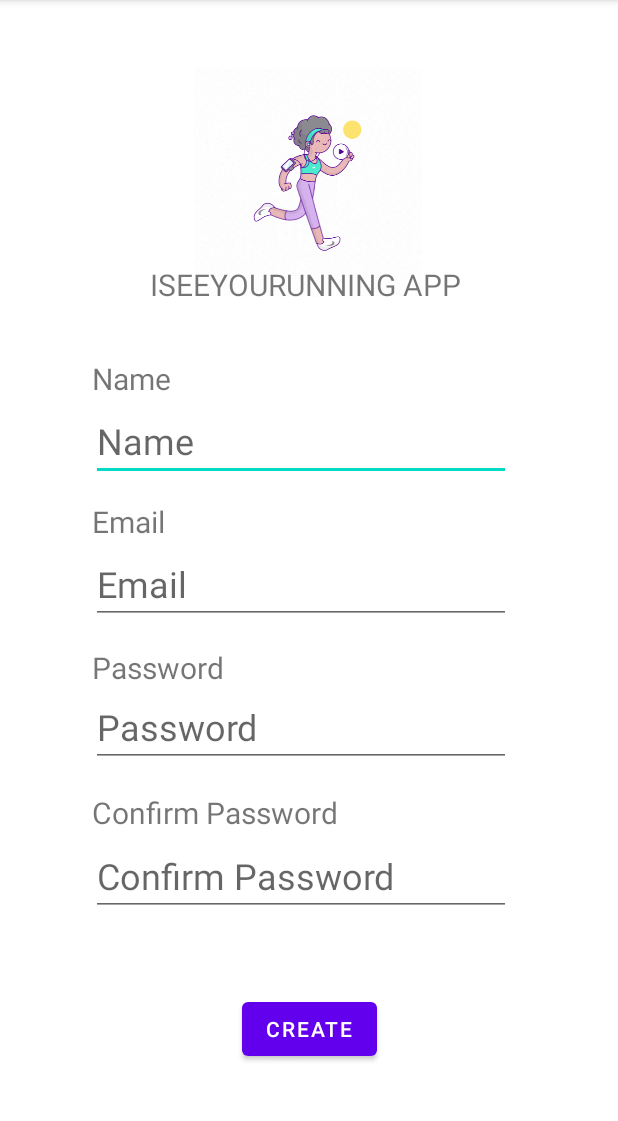
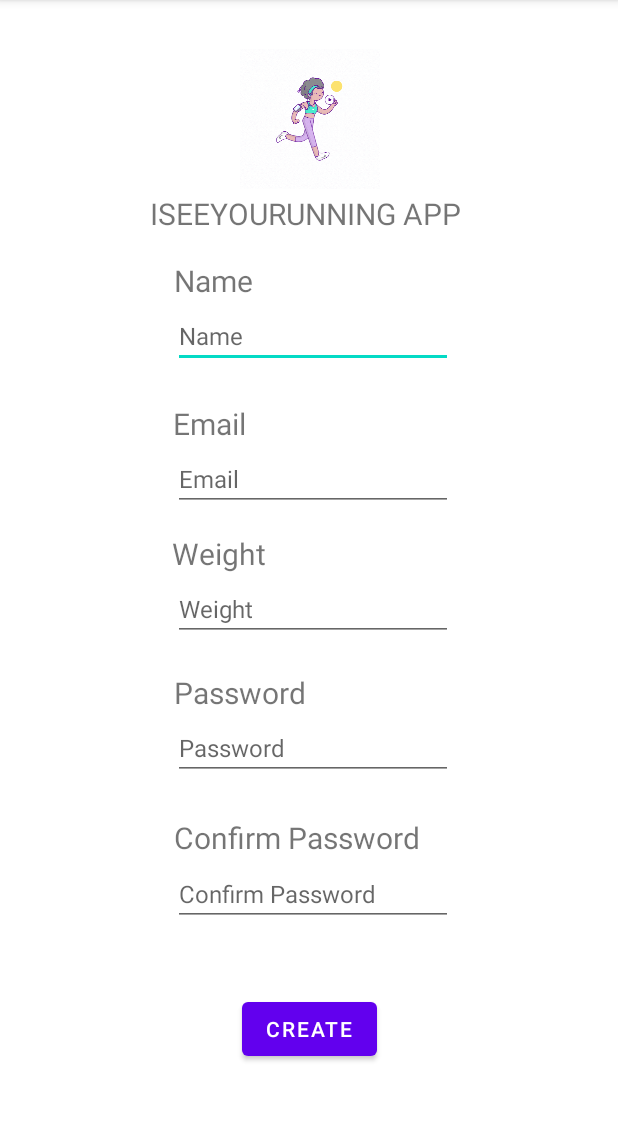
Before and after one commit to henly09/CC106_FinalProject_Montera, an Android app: the screen it shows after launch (RegisterActivity), after a tap on "REGISTER", on a phone screen of 412 x 824 dp, the part 84-1205 px from its top. Run offline under Robolectric (Android 15) with nearby library versions, the phone set to English and light mode, and no system bars.

Commit message:
Initial Commit

```diff
--- a/app/src/main/java/com/hcdc/cc106_finalproject_montera/DataAdapter.java
+++ b/app/src/main/java/com/hcdc/cc106_finalproject_montera/DataAdapter.java
@@ -15,12 +15,10 @@ public class DataAdapter extends RecyclerView.Adapter<DataAdapter.DataView>{
 
     private ArrayList<UserStats_Model> modelArrayList;
     private Context context;
-    SQLiteDatabase myDB;
 
     public DataAdapter(ArrayList<UserStats_Model> modelArrayList,Context context){
         this.modelArrayList = modelArrayList;
         this.context = context;
-        myDB = context.openOrCreateDatabase("cc106_pedometer.db", 0, null);
     }
 
     @NonNull
--- a/app/src/main/java/com/hcdc/cc106_finalproject_montera/LoginActivity.java
+++ b/app/src/main/java/com/hcdc/cc106_finalproject_montera/LoginActivity.java
@@ -46,7 +46,8 @@ public class LoginActivity extends AppCompatActivity {
                 "calories_burned integer," +
                 "steps_count integer," +
                 "distance integer," +
-                "created_at varchar(255)" +
+                "created_at varchar(255)," +
+                "duration varchar(255)" +
                 ")");
 
         myDB.close();
--- a/app/src/main/java/com/hcdc/cc106_finalproject_montera/RegisterActivity.java
+++ b/app/src/main/java/com/hcdc/cc106_finalproject_montera/RegisterActivity.java
@@ -13,7 +13,7 @@ import android.widget.Toast;
 public class RegisterActivity extends AppCompatActivity {
 
     SQLiteDatabase myDB;
-    EditText name, emailregistermain, passwordregistermain, confirmpassword;
+    EditText name, emailregistermain, passwordregistermain, confirmpassword,kg;
     Button createuser;
 
     @Override
@@ -25,11 +25,12 @@ public class RegisterActivity extends AppCompatActivity {
         emailregistermain = findViewById(R.id.emailregister);
         passwordregistermain = findViewById(R.id.passwordregister);
         confirmpassword = findViewById(R.id.confirmpassword);
+        kg = findViewById(R.id.weight);
         createuser = findViewById(R.id.createuser);
 
         createuser.setOnClickListener(view -> {
             if (passwordregistermain.getText().toString().equals(confirmpassword.getText().toString())){
-                register(emailregistermain.getText().toString(),passwordregistermain.getText().toString(),name.getText().toString());
+                register(emailregistermain.getText().toString(),passwordregistermain.getText().toString(),name.getText().toString(),kg.getText().toString(),"0");
             }
             else{
                 Toast.makeText(this, "Your Password and Confirm Password are not the same", Toast.LENGTH_SHORT).show();
@@ -38,7 +39,7 @@ public class RegisterActivity extends AppCompatActivity {
 
     }
 
-    public void register(String email, String password, String name){
+    public void register(String email, String password, String name, String kg, String sessions){
 
     try {
         myDB = openOrCreateDatabase("cc106_pedometer.db", 0, null);
@@ -46,6 +47,8 @@ public class RegisterActivity extends AppCompatActivity {
         cv.put("name", name);
         cv.put("email", password);
         cv.put("password", email);
+        cv.put("user_kg", kg);
+        cv.put("count_sessions", sessions);
         myDB.insert("useracc", null, cv);
         myDB.close();
         Intent intent = new Intent(RegisterActivity.this, LoginActivity.class);
--- a/app/src/main/res/layout/activity_register.xml
+++ b/app/src/main/res/layout/activity_register.xml
@@ -13,13 +13,56 @@
         android:ems="10"
         android:hint="Name"
         android:inputType="textPersonName"
-        android:textSize="24sp"
+        android:textSize="16sp"
         app:layout_constraintBottom_toBottomOf="parent"
         app:layout_constraintEnd_toEndOf="parent"
-        app:layout_constraintHorizontal_bias="0.458"
+        app:layout_constraintHorizontal_bias="0.513"
         app:layout_constraintStart_toStartOf="parent"
         app:layout_constraintTop_toTopOf="parent"
-        app:layout_constraintVertical_bias="0.374" />
+        app:layout_constraintVertical_bias="0.279" />
+
+    <TextView
+        android:id="@+id/textView14"
+        android:layout_width="wrap_content"
+        android:layout_height="wrap_content"
+        android:text="Name"
+        android:textSize="20sp"
+        app:layout_constraintBottom_toBottomOf="parent"
+        app:layout_constraintEnd_toEndOf="parent"
+        app:layout_constraintHorizontal_bias="0.322"
+        app:layout_constraintStart_toStartOf="parent"
+        app:layout_constraintTop_toTopOf="parent"
+        app:layout_constraintVertical_bias="0.234" />
+
+    <EditText
+        android:id="@+id/emailregister"
+        android:layout_width="wrap_content"
+        android:layout_height="wrap_content"
+        android:ems="10"
+        android:hint="Email"
+        android:inputType="textPersonName"
+        android:textSize="16sp"
+        app:layout_constraintBottom_toBottomOf="parent"
+        app:layout_constraintEnd_toEndOf="parent"
+        app:layout_constraintHorizontal_bias="0.513"
+        app:layout_constraintStart_toStartOf="parent"
+        app:layout_constraintTop_toTopOf="parent"
+        app:layout_constraintVertical_bias="0.411" />
+
+    <EditText
+        android:id="@+id/weight"
+        android:layout_width="wrap_content"
+        android:layout_height="wrap_content"
+        android:ems="10"
+        android:hint="Weight"
+        android:inputType="number"
+        android:textSize="16sp"
+        app:layout_constraintBottom_toBottomOf="parent"
+        app:layout_constraintEnd_toEndOf="parent"
+        app:layout_constraintHorizontal_bias="0.513"
+        app:layout_constraintStart_toStartOf="parent"
+        app:layout_constraintTop_toTopOf="parent"
+        app:layout_constraintVertical_bias="0.53" />
 
     <EditText
         android:id="@+id/passwordregister"
@@ -29,13 +72,42 @@
         android:hint="Password"
         android:inputType="textPersonName|textPassword"
         android:password="true"
-        android:textSize="24sp"
+        android:textSize="16sp"
         app:layout_constraintBottom_toBottomOf="parent"
         app:layout_constraintEnd_toEndOf="parent"
-        app:layout_constraintHorizontal_bias="0.458"
+        app:layout_constraintHorizontal_bias="0.513"
         app:layout_constraintStart_toStartOf="parent"
         app:layout_constraintTop_toTopOf="parent"
-        app:layout_constraintVertical_bias="0.641" />
+        app:layout_constraintVertical_bias="0.658" />
+
+    <EditText
+        android:id="@+id/confirmpassword"
+        android:layout_width="wrap_content"
+        android:layout_height="wrap_content"
+        android:ems="10"
+        android:hint="Confirm Password"
+        android:inputType="textPersonName|textPassword"
+        android:password="true"
+        android:textSize="16sp"
+        app:layout_constraintBottom_toBottomOf="parent"
+        app:layout_constraintEnd_toEndOf="parent"
+        app:layout_constraintHorizontal_bias="0.513"
+        app:layout_constraintStart_toStartOf="parent"
+        app:layout_constraintTop_toTopOf="parent"
+        app:layout_constraintVertical_bias="0.792" />
+
+    <TextView
+        android:id="@+id/textView13"
+        android:layout_width="wrap_content"
+        android:layout_height="wrap_content"
+        android:text="Confirm Password"
+        android:textSize="20sp"
+        app:layout_constraintBottom_toBottomOf="parent"
+        app:layout_constraintEnd_toEndOf="parent"
+        app:layout_constraintHorizontal_bias="0.467"
+        app:layout_constraintStart_toStartOf="parent"
+        app:layout_constraintTop_toTopOf="parent"
+        app:layout_constraintVertical_bias="0.735" />
 
     <TextView
         android:id="@+id/textView11"
@@ -45,23 +117,10 @@
         android:textSize="20sp"
         app:layout_constraintBottom_toBottomOf="parent"
         app:layout_constraintEnd_toEndOf="parent"
-        app:layout_constraintHorizontal_bias="0.189"
+        app:layout_constraintHorizontal_bias="0.357"
         app:layout_constraintStart_toStartOf="parent"
         app:layout_constraintTop_toTopOf="parent"
-        app:layout_constraintVertical_bias="0.582" />
-
-    <TextView
-        android:id="@+id/textView13"
-        android:layout_width="wrap_content"
-        android:layout_height="wrap_content"
-        android:text="Confirm Password"
-        android:textSize="20sp"
-        app:layout_constraintBottom_toBottomOf="parent"
-        app:layout_constraintEnd_toEndOf="parent"
-        app:layout_constraintHorizontal_bias="0.247"
-        app:layout_constraintStart_toStartOf="parent"
-        app:layout_constraintTop_toTopOf="parent"
-        app:layout_constraintVertical_bias="0.713" />
+        app:layout_constraintVertical_bias="0.605" />
 
     <TextView
         android:id="@+id/textView8"
@@ -71,54 +130,23 @@
         android:textSize="20sp"
         app:layout_constraintBottom_toBottomOf="parent"
         app:layout_constraintEnd_toEndOf="parent"
-        app:layout_constraintHorizontal_bias="0.168"
+        app:layout_constraintHorizontal_bias="0.318"
         app:layout_constraintStart_toStartOf="parent"
         app:layout_constraintTop_toTopOf="parent"
-        app:layout_constraintVertical_bias="0.451" />
+        app:layout_constraintVertical_bias="0.363" />
 
-    <EditText
-        android:id="@+id/emailregister"
+    <TextView
+        android:id="@+id/textView6"
         android:layout_width="wrap_content"
         android:layout_height="wrap_content"
-        android:ems="10"
-        android:hint="Email"
-        android:inputType="textPersonName"
-        android:textSize="24sp"
-        app:layout_constraintBottom_toBottomOf="parent"
-        app:layout_constraintEnd_toEndOf="parent"
-        app:layout_constraintHorizontal_bias="0.458"
-        app:layout_constraintStart_toStartOf="parent"
-        app:layout_constraintTop_toTopOf="parent"
-        app:layout_constraintVertical_bias="0.507" />
-
-    <EditText
-        android:id="@+id/confirmpassword"
-        android:layout_width="wrap_content"
-        android:layout_height="wrap_content"
-        android:ems="10"
-        android:hint="Confirm Password"
-        android:inputType="textPersonName|textPassword"
-        android:password="true"
-        android:textSize="24sp"
-        app:layout_constraintBottom_toBottomOf="parent"
-        app:layout_constraintEnd_toEndOf="parent"
-        app:layout_constraintHorizontal_bias="0.458"
-        app:layout_constraintStart_toStartOf="parent"
-        app:layout_constraintTop_toTopOf="parent"
-        app:layout_constraintVertical_bias="0.78" />
-
-    <TextView
-        android:id="@+id/textView14"
-        android:layout_width="wrap_content"
-        android:layout_height="wrap_content"
-        android:text="Name"
+        android:text="Weight"
         android:textSize="20sp"
         app:layout_constraintBottom_toBottomOf="parent"
         app:layout_constraintEnd_toEndOf="parent"
-        app:layout_constraintHorizontal_bias="0.17"
+        app:layout_constraintHorizontal_bias="0.329"
         app:layout_constraintStart_toStartOf="parent"
         app:layout_constraintTop_toTopOf="parent"
-        app:layout_constraintVertical_bias="0.322" />
+        app:layout_constraintVertical_bias="0.48" />
 
     <Button
         android:id="@+id/createuser"
@@ -133,14 +161,13 @@
 
     <ImageView
         android:id="@+id/imageView2"
-        android:layout_width="264dp"
-        android:layout_height="152dp"
+        android:layout_width="223dp"
+        android:layout_height="93dp"
         app:layout_constraintBottom_toBottomOf="parent"
         app:layout_constraintEnd_toEndOf="parent"
-        app:layout_constraintHorizontal_bias="0.496"
         app:layout_constraintStart_toStartOf="parent"
         app:layout_constraintTop_toTopOf="parent"
-        app:layout_constraintVertical_bias="0.075"
+        app:layout_constraintVertical_bias="0.048"
         app:srcCompat="@drawable/giphy" />
 
     <TextView
@@ -153,6 +180,6 @@
         app:layout_constraintEnd_toEndOf="parent"
         app:layout_constraintStart_toStartOf="parent"
         app:layout_constraintTop_toTopOf="parent"
-        app:layout_constraintVertical_bias="0.238" />
+        app:layout_constraintVertical_bias="0.174" />
 
 </androidx.constraintlayout.widget.ConstraintLayout>
```
Also changed, not shown: app/src/main/java/com/hcdc/cc106_finalproject_montera/MainActivity.java (+52 -6 lines).
